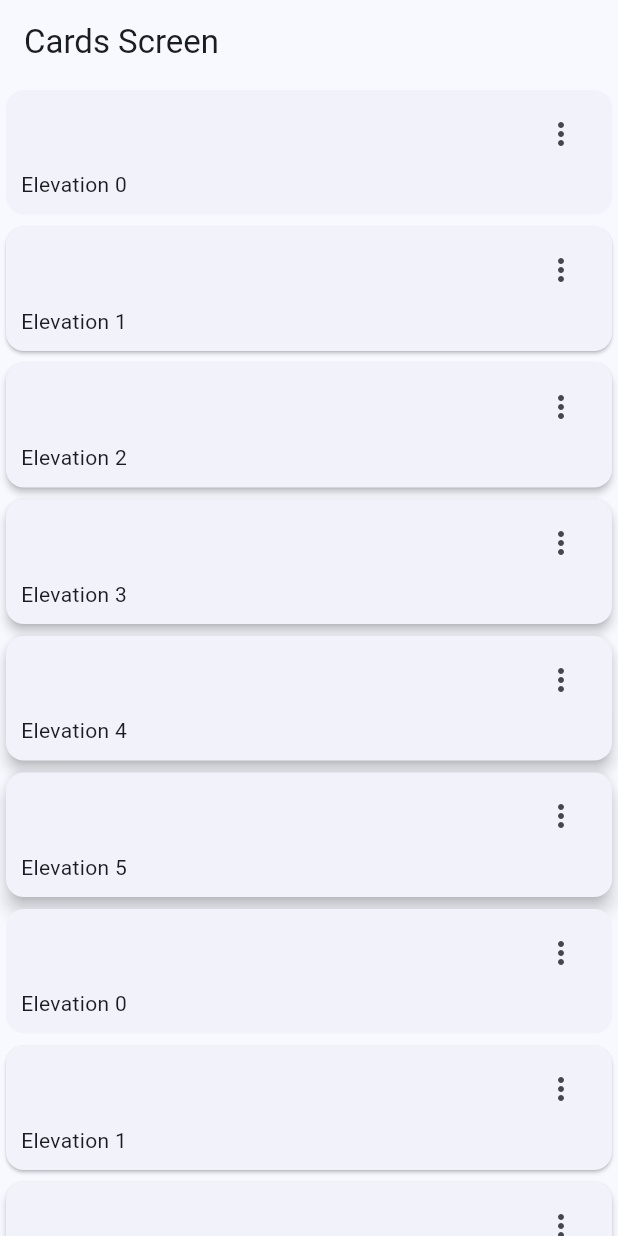
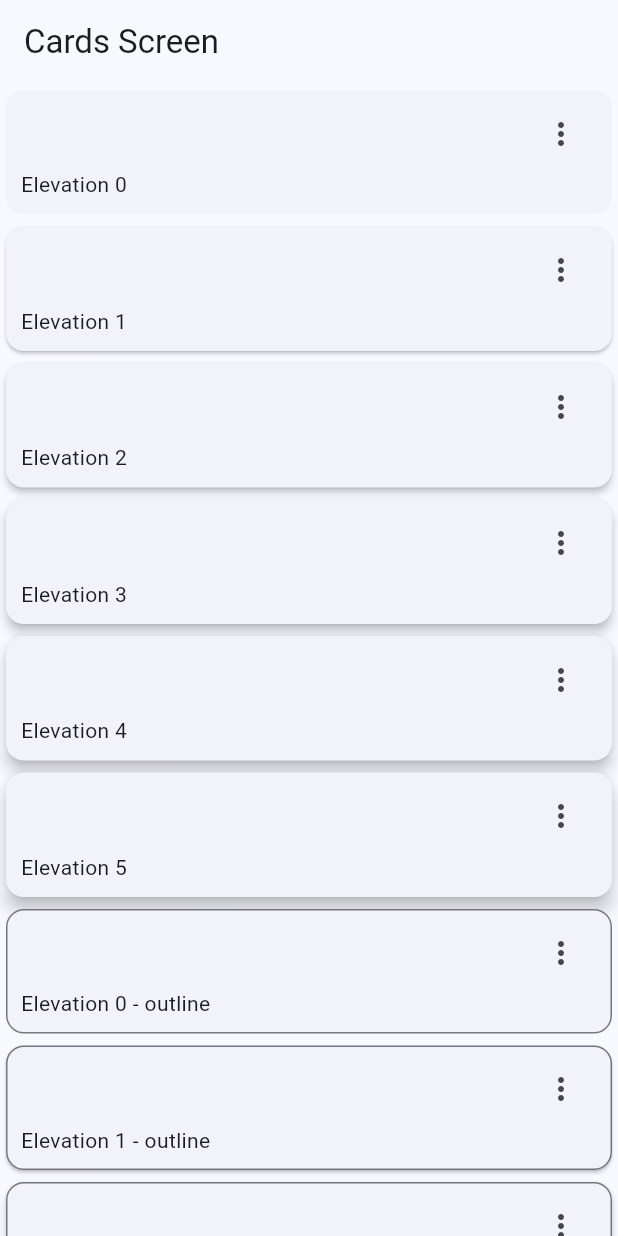
Before and after one commit to vogelFritz/widgets_app, a Flutter app: the CardsScreen screen opened by its route, on a phone screen of 412 x 824 dp. Run offline on Flutter 3.47's test engine with Material 3 defaults, Android fonts, the phone set to English and light mode, and no system bars; our stand-ins replace go_router; missing offline and left inert: dart:ffi.

Commit message:
Card Type 2

```diff
--- a/lib/presentation/screens/cards/cards_screen.dart
+++ b/lib/presentation/screens/cards/cards_screen.dart
@@ -37,7 +37,7 @@ class _CardsView extends StatelessWidget {
           ...cards.map((card) =>
               _CardType1(label: card['label'], elevation: card['elevation'])),
           ...cards.map((card) =>
-              _CardType2(label: card['label'], elevation: card['elevation']))
+              _CardType2(label: card['label'], elevation: card['elevation'])),
         ],
       ),
     );
@@ -79,7 +79,11 @@ class _CardType2 extends StatelessWidget {
 
   @override
   Widget build(BuildContext context) {
+    final colors = Theme.of(context).colorScheme;
     return Card(
+      shape: RoundedRectangleBorder(
+          borderRadius: const BorderRadius.all(Radius.circular(12)),
+          side: BorderSide(color: colors.outline)),
       elevation: elevation,
       child: Padding(
           padding: const EdgeInsets.fromLTRB(10, 5, 10, 10),
@@ -91,7 +95,9 @@ class _CardType2 extends StatelessWidget {
                     icon: const Icon(Icons.more_vert_outlined),
                     onPressed: () {},
                   )),
-              Align(alignment: Alignment.bottomLeft, child: Text(label))
+              Align(
+                  alignment: Alignment.bottomLeft,
+                  child: Text('$label - outline'))
             ],
           )),
     );
```
